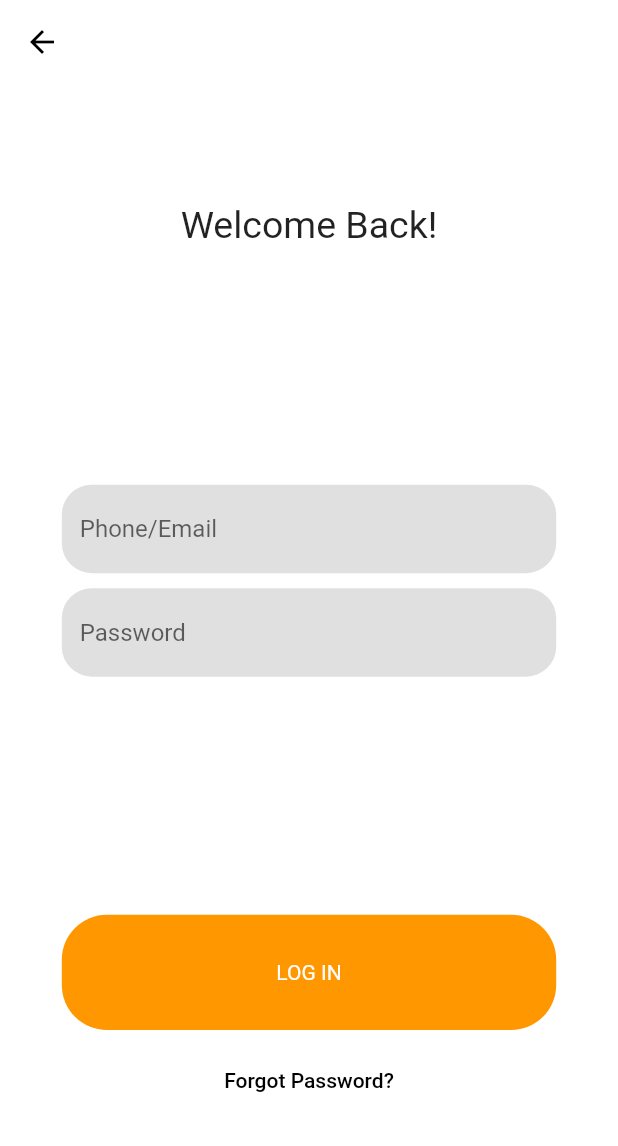
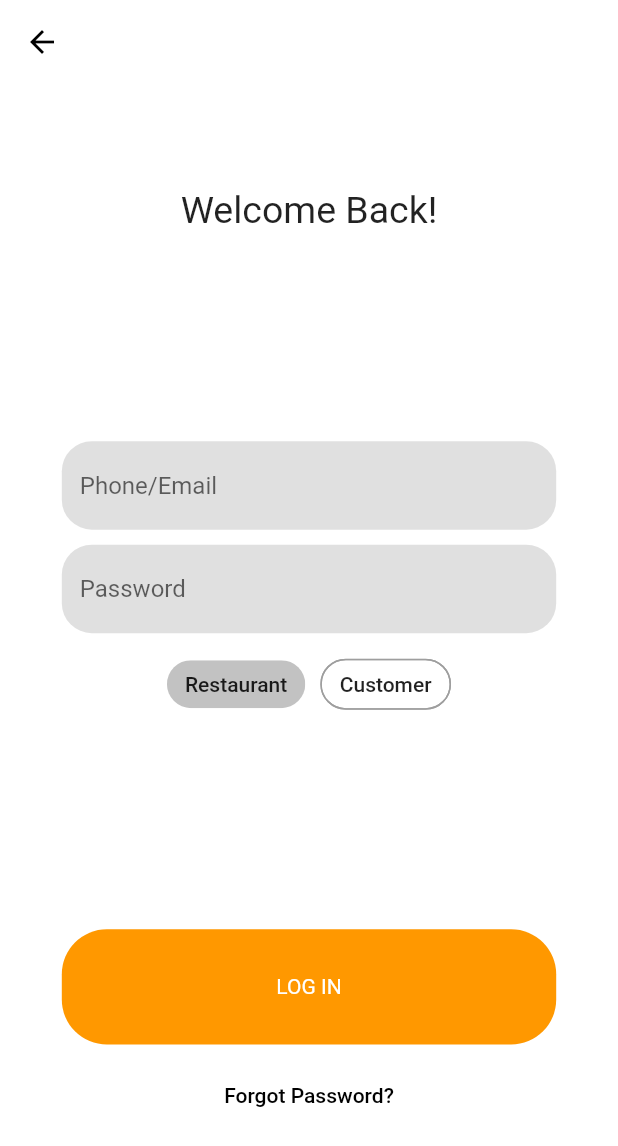
Before and after one commit to MusaGillani/flex-app, a Flutter app: the screen it shows after launch, after a tap on "LOG IN", on a phone screen of 412 x 824 dp. Shown: the top 1146 px of the screen. Run offline on Flutter 3.47's test engine with Material 2 defaults, Android fonts, the phone set to English and light mode, and no system bars; our stand-ins replace bottom_navy_bar, firebase_core, shared_preferences; missing offline and left inert: qr_code_scanner; accounts and stored records are empty.

Commit message:
added user type button in login and signup added firebase packages and initiliazing firebase app in main.dart

```diff
--- a/lib/main.dart
+++ b/lib/main.dart
@@ -1,5 +1,6 @@
 import 'package:flutter/material.dart';
 import 'package:provider/provider.dart';
+import 'package:firebase_core/firebase_core.dart';
 
 import './providers/auth.dart';
 
@@ -12,12 +13,13 @@ import './screens/home_pages/restaurants.dart';
 import './screens/home_pages/meals.dart';
 import './screens/home_pages/qr.dart';
 
-void main() {
+Future<void> main() async {
+  WidgetsFlutterBinding.ensureInitialized();
+  await Firebase.initializeApp();
   runApp(MyApp());
 }
 
 class MyApp extends StatelessWidget {
-  // This widget is the root of your application.
   @override
   Widget build(BuildContext context) {
     return MultiProvider(
--- a/lib/screens/login_screen.dart
+++ b/lib/screens/login_screen.dart
@@ -24,6 +24,7 @@ class _LoginScreenState extends State<LoginScreen>
   var _isLoading = false;
   // late AuthMode _authMode = AuthMode.Login;
   final _passwordController = TextEditingController();
+  int userType = 1;
 
   @override
   Widget build(BuildContext context) {
@@ -57,6 +58,7 @@ class _LoginScreenState extends State<LoginScreen>
                   // child: SingleChildScrollView(
                   // child:
                   Column(
+                    crossAxisAlignment: CrossAxisAlignment.center,
                     children: [
                       Padding(
                         padding: EdgeInsets.symmetric(
@@ -110,6 +112,44 @@ class _LoginScreenState extends State<LoginScreen>
                             _password = value!;
                           },
                         ),
+                      ),
+                      SizedBox(height: 10),
+                      Row(
+                        mainAxisSize: MainAxisSize.max,
+                        mainAxisAlignment: MainAxisAlignment.center,
+                        children: [
+                          ChoiceChip(
+                            // disabledColor: Colors.white,
+                            backgroundColor:
+                                userType != 1 ? Colors.white : null,
+                            side: userType != 1
+                                ? BorderSide(width: 1.0, color: Colors.grey)
+                                : null,
+                            label: Text('Restaurant'),
+                            selected: userType == 1,
+                            onSelected: (selected) {
+                              setState(() {
+                                userType = selected ? 1 : 2;
+                              });
+                            },
+                          ),
+                          SizedBox(width: 10),
+                          ChoiceChip(
+                            // disabledColor: Colors.white,
+                            backgroundColor:
+                                userType != 2 ? Colors.white : null,
+                            side: userType != 2
+                                ? BorderSide(width: 1.0, color: Colors.grey)
+                                : null,
+                            label: Text('Customer'),
+                            selected: userType == 2,
+                            onSelected: (selected) {
+                              setState(() {
+                                userType = selected ? 2 : 1;
+                              });
+                            },
+                          ),
+                        ],
                       ),
                     ],
                   ),
--- a/pubspec.yaml
+++ b/pubspec.yaml
@@ -33,6 +33,10 @@ dependencies:
   provider: ^6.0.1
   http: ^0.13.3
   shared_preferences: ^2.0.7
+  cloud_firestore: ^3.1.0
+  firebase_auth: ^3.2.0
+  firebase_storage: ^10.1.0
+  firebase_core: ^1.10.0
 
 dev_dependencies:
   flutter_test:
```
Also changed, not shown: lib/providers/auth.dart (+19 -15 lines), lib/screens/home_pages/restaurants.dart (+10 -1 lines), pubspec.lock.
